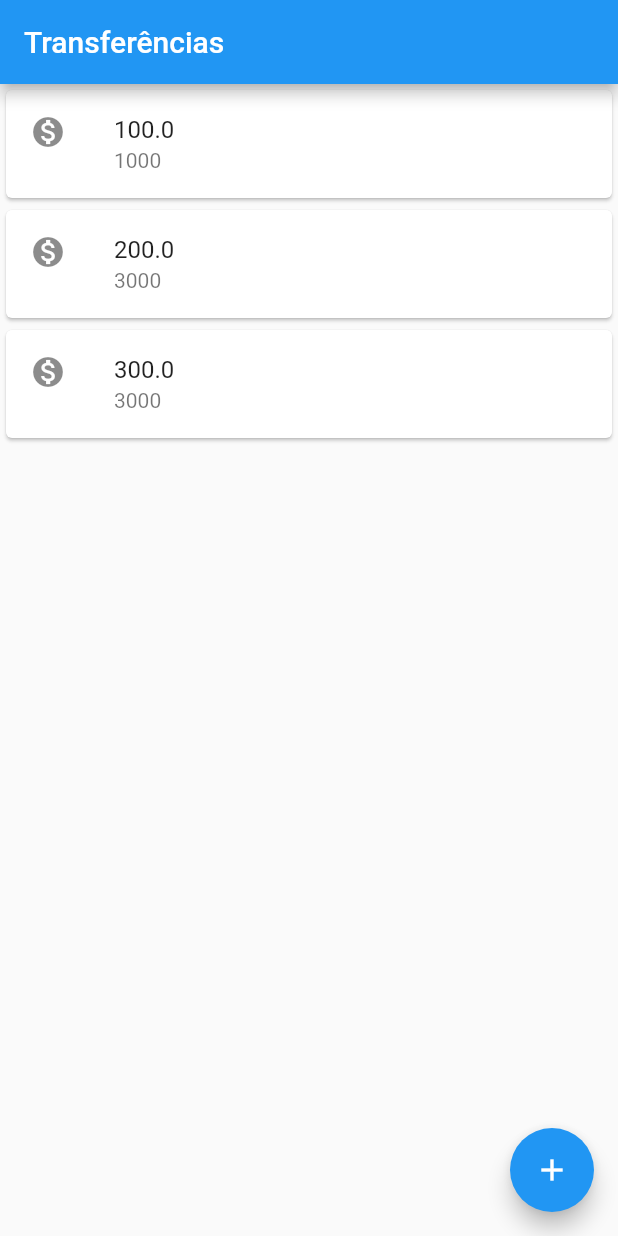
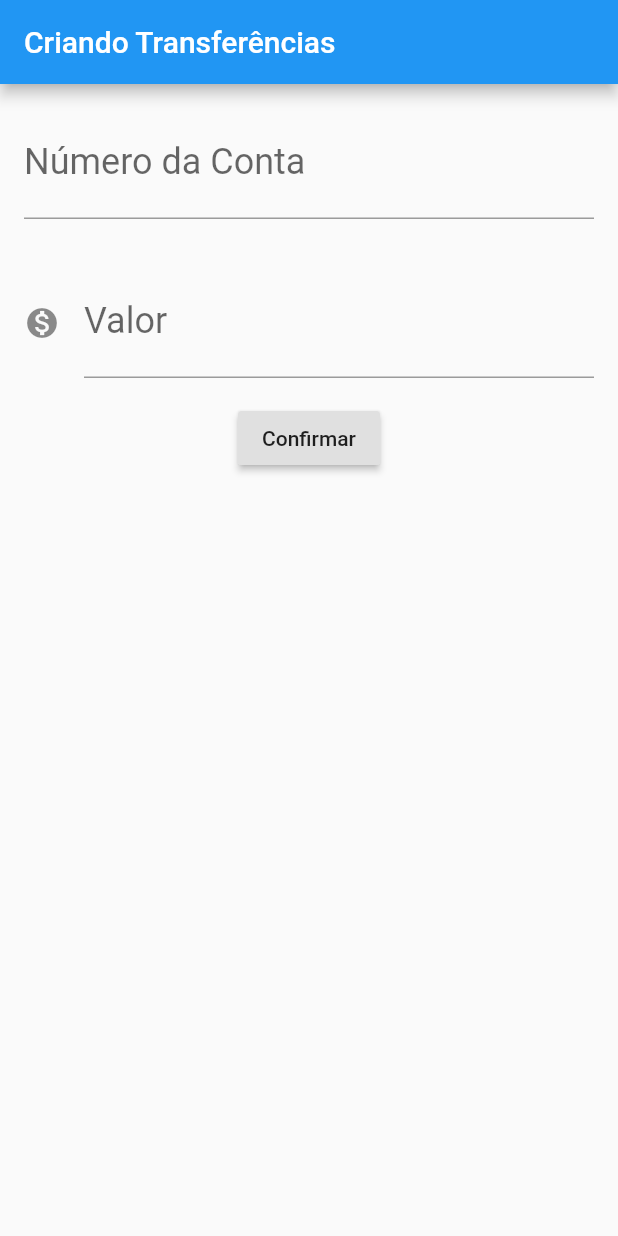
Before and after one commit to JamesWeslley/mybank, a Flutter app: the screen it shows after launch, on a phone screen of 412 x 824 dp. Run offline on Flutter 3.47's test engine with Material 2 defaults, Android fonts, the phone set to English and light mode, and no system bars.

Commit message:
Criação da tela de transferência

```diff
--- a/lib/main.dart
+++ b/lib/main.dart
@@ -1,27 +1,104 @@
 import 'package:flutter/material.dart';
 
-void main() => runApp(MaterialApp(
+void main() => runApp(MyBank());
+
+class MyBank extends StatelessWidget {
+  @override
+  Widget build(BuildContext context) {
+    return MaterialApp(
       home: Scaffold(
-        body: ListaTransferencias(),
+        body: FormularioTransferencia(),
+      ),
+    );
+  }
+}
+
+class FormularioTransferencia extends StatelessWidget {
+  final TextEditingController _controladorCampoNumeroConta =
+      TextEditingController();
+  final TextEditingController _controladorCampoValor = TextEditingController();
+
+  @override
+  Widget build(BuildContext context) {
+    return Scaffold(
       appBar: AppBar(
-          title: Text('Transferências'),
+        title: Text('Criando Transferências'),
       ),
-        floatingActionButton: FloatingActionButton(
-          child: Icon(Icons.add),
+      body: Column(
+        children: <Widget>[
+          Editor(
+              controlador: _controladorCampoNumeroConta,
+              rotulo: 'Número da Conta',
+              dica: '0000'),
+          Editor(
+              controlador: _controladorCampoValor,
+              rotulo: 'Valor',
+              dica: '0.00',
+              icone: Icons.monetization_on),
+          RaisedButton(
+            onPressed: () => _criaTransferencia(),
+            child: Text('Confirmar'),
           ),
+        ],
       ),
-    ));
+    );
+  }
+
+  void _criaTransferencia() {
+    final int numeroConta =
+        int.tryParse(_controladorCampoNumeroConta.text);
+    final double valor = double.tryParse(_controladorCampoValor.text);
+    if (numeroConta != null && valor != null) {
+      final transferenciaCriada = Transferencia(valor, numeroConta);
+      debugPrint('$transferenciaCriada');
+    }
+  }
+}
+
+class Editor extends StatelessWidget {
+  final TextEditingController controlador;
+  final String rotulo;
+  final String dica;
+  final IconData icone;
+
+  Editor({this.controlador, this.rotulo, this.dica, this.icone});
+
+  @override
+  Widget build(BuildContext context) {
+    return Padding(
+      padding: const EdgeInsets.all(16.0),
+      child: TextField(
+        controller: controlador,
+        style: TextStyle(fontSize: 24.0),
+        decoration: InputDecoration(
+          icon: icone != null ? Icon(icone) : null,
+          labelText: rotulo,
+          hintText: dica,
+        ),
+        keyboardType: TextInputType.number,
+      ),
+    );
+  }
+}
 
 class ListaTransferencias extends StatelessWidget {
   @override
   Widget build(BuildContext context) {
     // TODO: implement build
-    return Column(
+    return Scaffold(
+      appBar: AppBar(
+        title: Text('Transferências'),
+      ),
+      body: Column(
         children: [
           ItemTransferencia(Transferencia(100.00, 1000)),
           ItemTransferencia(Transferencia(200.00, 3000)),
           ItemTransferencia(Transferencia(300.00, 3000)),
         ],
+      ),
+      floatingActionButton: FloatingActionButton(
+        child: Icon(Icons.add),
+      ),
     );
   }
 }
@@ -49,4 +126,9 @@ class Transferencia {
   final int numeroConta;
 
   Transferencia(this.valor, this.numeroConta);
+
+  @override
+  String toString() {
+    return 'Transferencia{valor: $valor, numeroConta: $numeroConta}';
   }
+}
```
Lines whose indentation alone changed are shown as unchanged.
